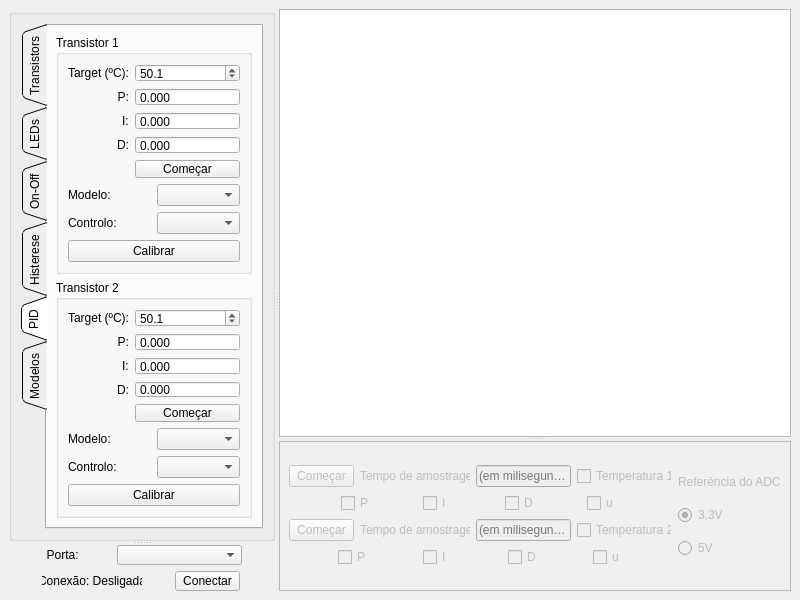
deep-in-the-pc/CONDIG, file SERT_GUI_CONDIG.ui: the form before one commit.
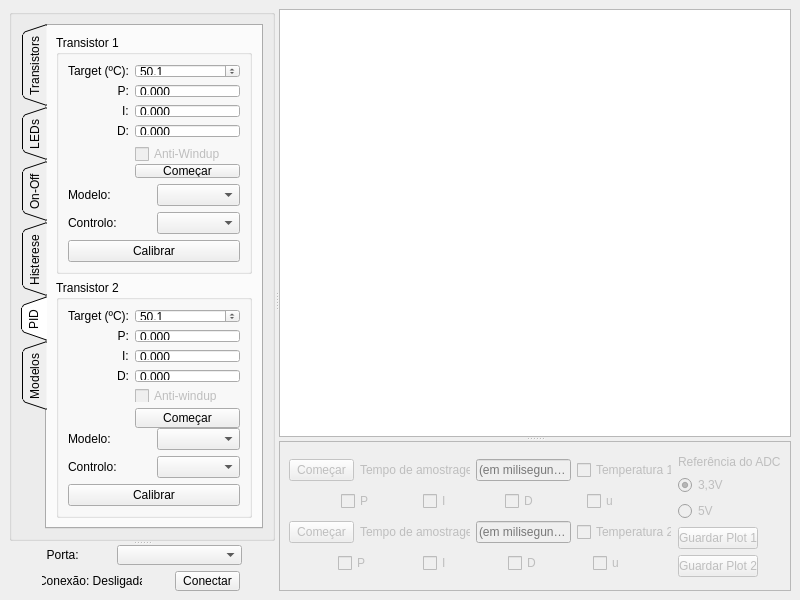
The form after the commit. The open tabs and pages were chosen to show the change. Custom widgets are drawn as their Qt base class.

```diff
--- a/SERT_GUI_CONDIG.ui
+++ b/SERT_GUI_CONDIG.ui
@@ -641,13 +641,29 @@
                     </property>
                    </widget>
                   </item>
-                  <item row="4" column="1">
+                  <item row="5" column="1">
                    <widget class="QPushButton" name="pidT1StartButton">
                     <property name="text">
                      <string>Começar</string>
                     </property>
                    </widget>
                   </item>
+                  <item row="4" column="1">
+                   <widget class="QCheckBox" name="pidT1AWcheckBox">
+                    <property name="enabled">
+                     <bool>false</bool>
+                    </property>
+                    <property name="minimumSize">
+                     <size>
+                      <width>0</width>
+                      <height>20</height>
+                     </size>
+                    </property>
+                    <property name="text">
+                     <string>Anti-Windup</string>
+                    </property>
+                   </widget>
+                  </item>
                  </layout>
                 </item>
                 <item>
@@ -816,13 +832,29 @@
                     </property>
                    </widget>
                   </item>
-                  <item row="4" column="1">
+                  <item row="5" column="1">
                    <widget class="QPushButton" name="pidT2StartButton">
+                    <property name="minimumSize">
+                     <size>
+                      <width>0</width>
+                      <height>20</height>
+                     </size>
+                    </property>
                     <property name="text">
                      <string>Começar</string>
                     </property>
                    </widget>
                   </item>
+                  <item row="4" column="1">
+                   <widget class="QCheckBox" name="pidT2AWcheckBox">
+                    <property name="enabled">
+                     <bool>false</bool>
+                    </property>
+                    <property name="text">
+                     <string>Anti-windup</string>
+                    </property>
+                   </widget>
+                  </item>
                  </layout>
                 </item>
                 <item>
@@ -1323,6 +1355,8 @@
           </layout>
          </item>
          <item row="0" column="1">
+          <layout class="QVBoxLayout" name="verticalLayout_14">
+           <item>
           <layout class="QVBoxLayout" name="verticalLayout_9">
            <item>
             <widget class="QLabel" name="label_2">
@@ -1371,6 +1405,38 @@
               <string>5V</string>
              </property>
             </widget>
+             </item>
+            </layout>
+           </item>
+           <item>
+            <layout class="QVBoxLayout" name="verticalLayout_13">
+             <item>
+              <widget class="QPushButton" name="graph1SaveButton">
+               <property name="maximumSize">
+                <size>
+                 <width>80</width>
+                 <height>16777215</height>
+                </size>
+               </property>
+               <property name="text">
+                <string>Guardar Plot 1</string>
+               </property>
+              </widget>
+             </item>
+             <item>
+              <widget class="QPushButton" name="graph2SaveButton">
+               <property name="maximumSize">
+                <size>
+                 <width>80</width>
+                 <height>16777215</height>
+                </size>
+               </property>
+               <property name="text">
+                <string>Guardar Plot 2</string>
+               </property>
+              </widget>
+             </item>
+            </layout>
            </item>
           </layout>
          </item>
```
Left out of the diff: 4 changed lines with no effect on the pictures. Lines whose indentation alone changed are shown as unchanged.
